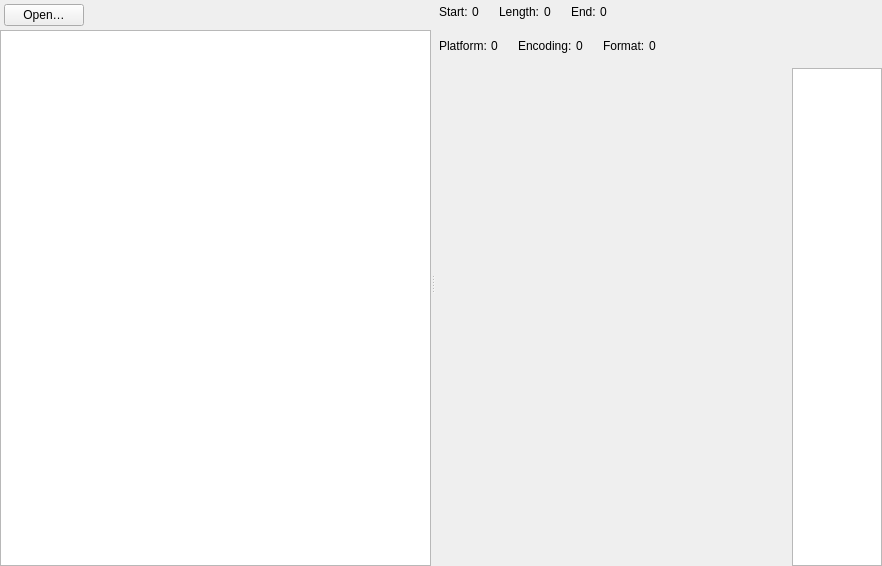
This is TtfBrowser/FmMain.ui in Mercury13/unicodia as Qt 5 draws it before an edit. The edited form follows.
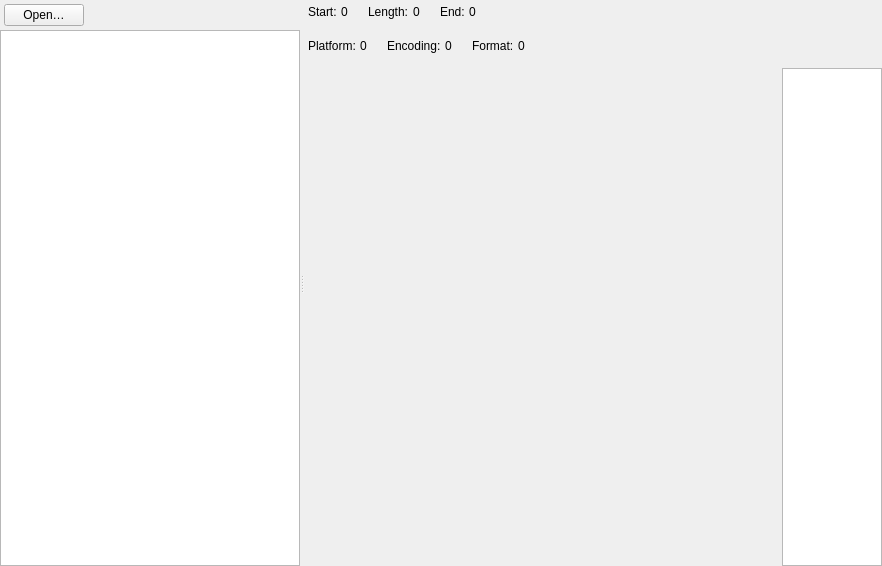
This is the edited form. Custom widgets are drawn as their Qt base class.

The edit to the form file:
```diff
--- a/TtfBrowser/FmMain.ui
+++ b/TtfBrowser/FmMain.ui
@@ -33,6 +33,12 @@
        <enum>Qt::Orientation::Horizontal</enum>
       </property>
       <widget class="QWidget" name="wiLeft" native="true">
+       <property name="maximumSize">
+        <size>
+         <width>300</width>
+         <height>16777215</height>
+        </size>
+       </property>
        <layout class="QVBoxLayout" name="verticalLayout">
         <property name="spacing">
          <number>0</number>
@@ -381,13 +387,13 @@
                </property>
                <property name="minimumSize">
                 <size>
-                 <width>90</width>
+                 <width>100</width>
                  <height>0</height>
                 </size>
                </property>
                <property name="maximumSize">
                 <size>
-                 <width>90</width>
+                 <width>100</width>
                  <height>16777215</height>
                 </size>
                </property>
```
